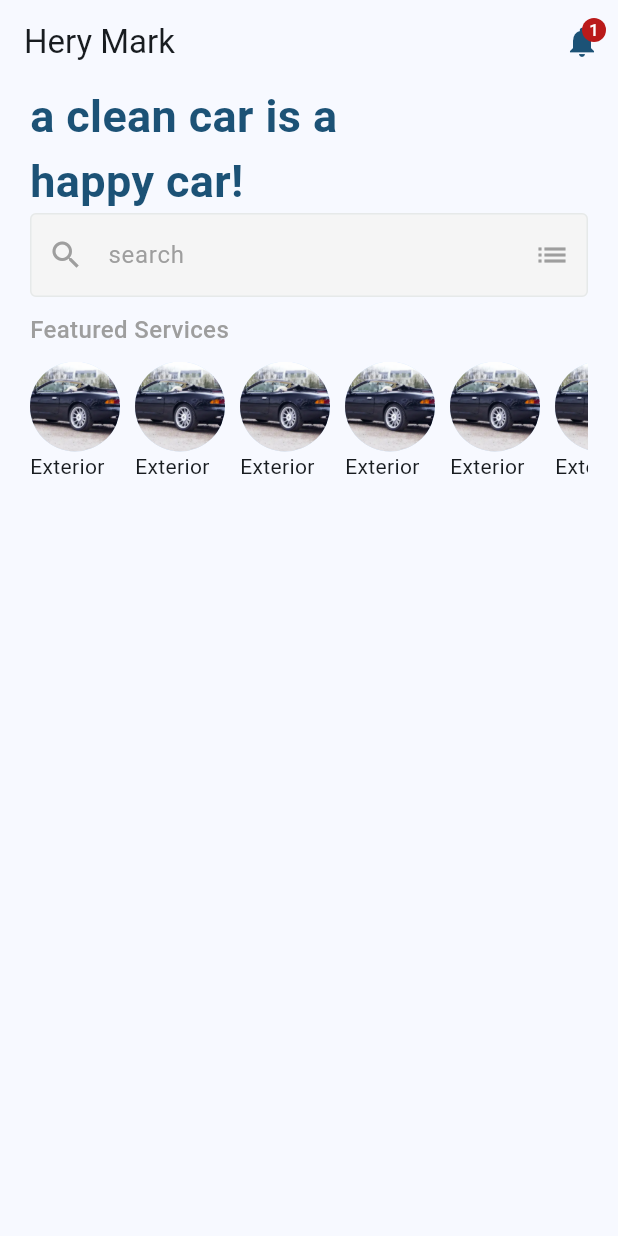
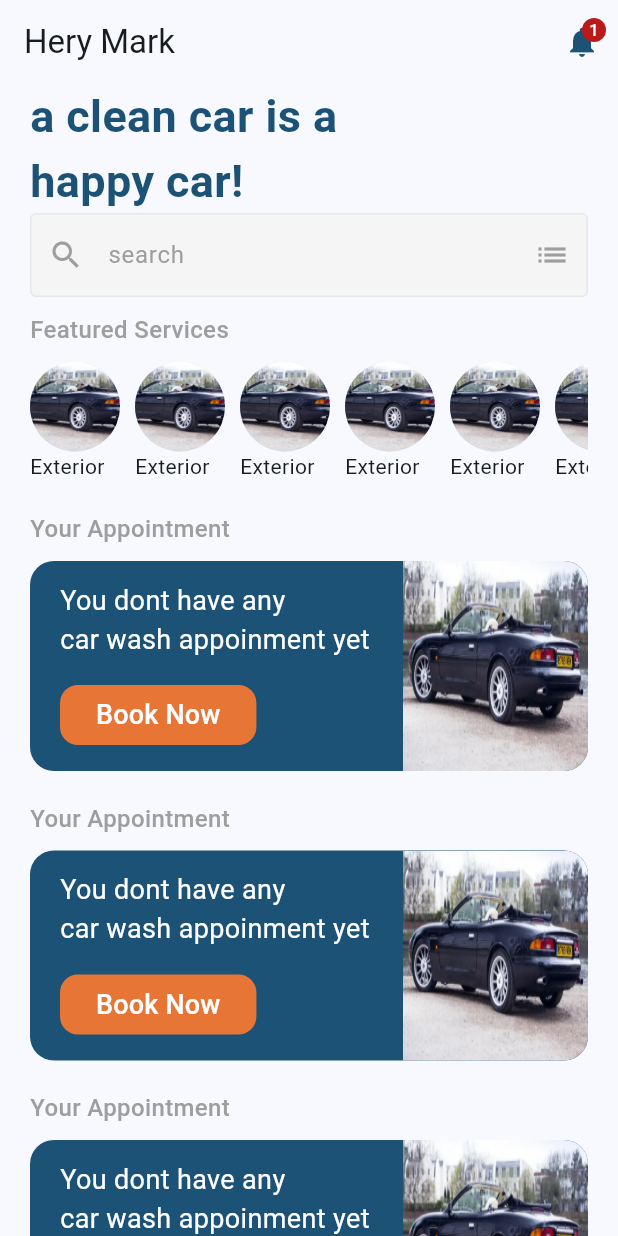
Before and after one commit to AbdullahMohamedAlSayedAbed/carwash, a Flutter app: the screen it shows after launch, on a phone screen of 412 x 824 dp. Run offline on Flutter 3.47's test engine with Material 3 defaults, Android fonts, the phone set to English and light mode, and no system bars; our stand-ins replace bloc, flutter_bloc.

Commit message:
home view ui done

```diff
--- /dev/null
+++ b/lib/Features/home/data/models/appointment_model.dart
@@ -0,0 +1,11 @@
+class AppointmentItemModel {
+  final String title, description, image, buttonText;
+  final void Function()? onPressed;
+
+   const AppointmentItemModel(
+      {required this.title,
+      required this.description,
+      required this.image,
+      required this.buttonText,
+       this.onPressed});
+}
--- /dev/null
+++ b/lib/Features/home/presentation/views/widgets/custom_image_appointment.dart
@@ -0,0 +1,22 @@
+import 'package:flutter/material.dart';
+
+class CustomImageAppointment extends StatelessWidget {
+  const CustomImageAppointment({
+    super.key,
+    required this.name,
+  });
+  final String name;
+  @override
+  Widget build(BuildContext context) {
+    return ClipRRect(
+      borderRadius: const BorderRadius.only(
+          topRight: Radius.circular(16), bottomRight: Radius.circular(16)),
+      child: Image.asset(
+        name,
+        height: double.infinity,
+        width: MediaQuery.of(context).size.width * 0.3,
+        fit: BoxFit.fill,
+      ),
+    );
+  }
+}
--- /dev/null
+++ b/lib/Features/home/presentation/views/widgets/custom_secondary_button.dart
@@ -0,0 +1,28 @@
+import 'package:carwash/core/Utils/app_color.dart';
+import 'package:carwash/core/Utils/app_styles.dart';
+import 'package:flutter/material.dart';
+
+class CustomSecondaryButton extends StatelessWidget {
+  const CustomSecondaryButton({
+    super.key,
+    required this.text, this.onPressed,
+  });
+  final String text;
+  final void Function()? onPressed;
+  @override
+  Widget build(BuildContext context) {
+    return ElevatedButton(
+        style: ElevatedButton.styleFrom(
+            shape: RoundedRectangleBorder(
+              borderRadius: BorderRadius.circular(12),
+            ),
+            disabledBackgroundColor: AppColors.orange,
+            backgroundColor: AppColors.orange,
+            ),
+        onPressed: onPressed,
+        child: Text(
+          text,
+          style: AppStyles.style18,
+        ));
+  }
+}
--- a/lib/Features/home/presentation/views/widgets/home_view_body.dart
+++ b/lib/Features/home/presentation/views/widgets/home_view_body.dart
@@ -1,5 +1,7 @@
+import 'package:carwash/Features/home/data/models/appointment_model.dart';
 import 'package:carwash/Features/home/presentation/views/widgets/custom_text_field.dart';
 import 'package:carwash/Features/home/presentation/views/widgets/featured_service_widget.dart';
+import 'package:carwash/Features/home/presentation/views/widgets/your_appointment_widget.dart';
 import 'package:carwash/constants.dart';
 import 'package:carwash/core/Utils/app_styles.dart';
 import 'package:flutter/material.dart';
@@ -7,23 +9,50 @@ import 'package:flutter/material.dart';
 class HomeViewBody extends StatelessWidget {
   const HomeViewBody({super.key});
 
+  final List<AppointmentItemModel> items = const [
+    AppointmentItemModel(
+        title: 'Your Appointment',
+        description: 'You dont have any \ncar wash appoinment yet',
+        buttonText: 'Book Now',
+        image: 'assets/images/car.webp'),
+    AppointmentItemModel(
+        title: 'Your Appointment',
+        description: 'You dont have any \ncar wash appoinment yet',
+        buttonText: 'Book Now',
+        image: 'assets/images/car.webp'),
+    AppointmentItemModel(
+        title: 'Your Appointment',
+        description: 'You dont have any \ncar wash appoinment yet',
+        buttonText: 'Book Now',
+        image: 'assets/images/car.webp'),
+  ];
+
   @override
   Widget build(BuildContext context) {
-    return const Padding(
-      padding: EdgeInsets.symmetric(horizontal: kDefaultPadding),
+    return Padding(
+      padding: const EdgeInsets.symmetric(horizontal: kDefaultPadding),
+      child: SingleChildScrollView(
         child: Column(
           crossAxisAlignment: CrossAxisAlignment.start,
           children: [
-          Text('a clean car is a', style: AppStyles.style30w700),
-          Text('happy car!', style: AppStyles.style30w700),
-          CustomTextField(
+            const Text('a clean car is a', style: AppStyles.style30w700),
+            const Text('happy car!', style: AppStyles.style30w700),
+            const CustomTextField(
                 prefixIcon: Icon(Icons.search, color: Colors.grey),
                 suffixIcon: Icon(Icons.list, color: Colors.grey),
                 hintText: 'search',
                 textInputType: TextInputType.text),
-          SizedBox(height: 10),
-          FeaturedServiceWidget(),
+            const SizedBox(height: 10),
+            const FeaturedServiceWidget(),
+            Column(
+                children: List.generate(
+              items.length,
+              (index) => YourAppointmentWidget(
+                item: items[index],
+              ),
+            )),
           ],
+        ),
       ),
     );
   }
--- /dev/null
+++ b/lib/Features/home/presentation/views/widgets/your_appointment_widget.dart
@@ -0,0 +1,56 @@
+import 'package:carwash/Features/home/data/models/appointment_model.dart';
+import 'package:carwash/Features/home/presentation/views/widgets/custom_image_appointment.dart';
+import 'package:carwash/Features/home/presentation/views/widgets/custom_secondary_button.dart';
+import 'package:carwash/core/Utils/app_color.dart';
+import 'package:carwash/core/Utils/app_styles.dart';
+import 'package:flutter/material.dart';
+
+class YourAppointmentWidget extends StatelessWidget {
+  const YourAppointmentWidget({super.key, required this.item});
+  final AppointmentItemModel item;
+  @override
+  Widget build(BuildContext context) {
+    return Column(
+      crossAxisAlignment: CrossAxisAlignment.start,
+      children: [
+        const SizedBox(height: 20),
+        Text(item.title, style: AppStyles.style16w500),
+        const SizedBox(height: 10),
+        Container(
+          height: 140,
+          width: double.infinity,
+          decoration: BoxDecoration(
+            borderRadius: BorderRadius.circular(16),
+            color: AppColors.primaryColor,
+          ),
+          child: Row(
+            mainAxisAlignment: MainAxisAlignment.spaceBetween,
+            children: [
+              Padding(
+                padding: const EdgeInsetsDirectional.only(start: 20),
+                child: Column(
+                  crossAxisAlignment: CrossAxisAlignment.start,
+                  mainAxisAlignment: MainAxisAlignment.spaceEvenly,
+                  children: [
+                    Text(
+                      item.description,
+                      style: AppStyles.style18,
+                      overflow: TextOverflow.ellipsis,
+                    ),
+                    CustomSecondaryButton(
+                      onPressed: item.onPressed,
+                      text: item.buttonText,
+                    )
+                  ],
+                ),
+              ),
+              CustomImageAppointment(
+                name: item.image,
+              )
+            ],
+          ),
+        )
+      ],
+    );
+  }
+}
--- a/lib/core/Utils/app_color.dart
+++ b/lib/core/Utils/app_color.dart
@@ -2,4 +2,5 @@ import 'package:flutter/material.dart';
 
 abstract class AppColors {
   static const primaryColor = Color(0xff1C5276);
+  static const orange = Color(0xffE77636);
 }
--- a/lib/core/Utils/app_styles.dart
+++ b/lib/core/Utils/app_styles.dart
@@ -12,4 +12,8 @@ abstract class AppStyles {
     fontWeight: FontWeight.w500,
     color: Colors.grey,
   );
+  static const style18= TextStyle(
+    fontSize: 18,
+    color: Colors.white,
+  );
 }
```
Lines whose indentation alone changed are shown as unchanged.
